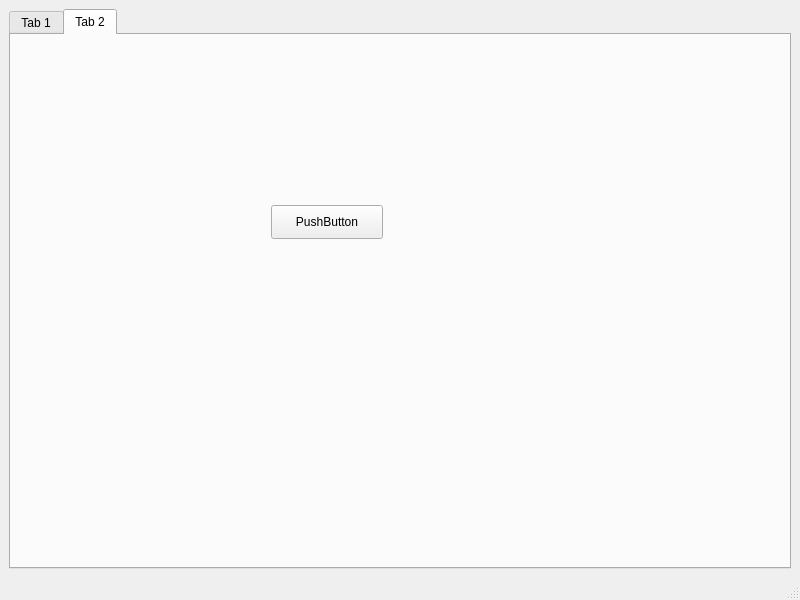
ferv3455/Daily-Planner, file mainwindow.ui: the form before one commit.
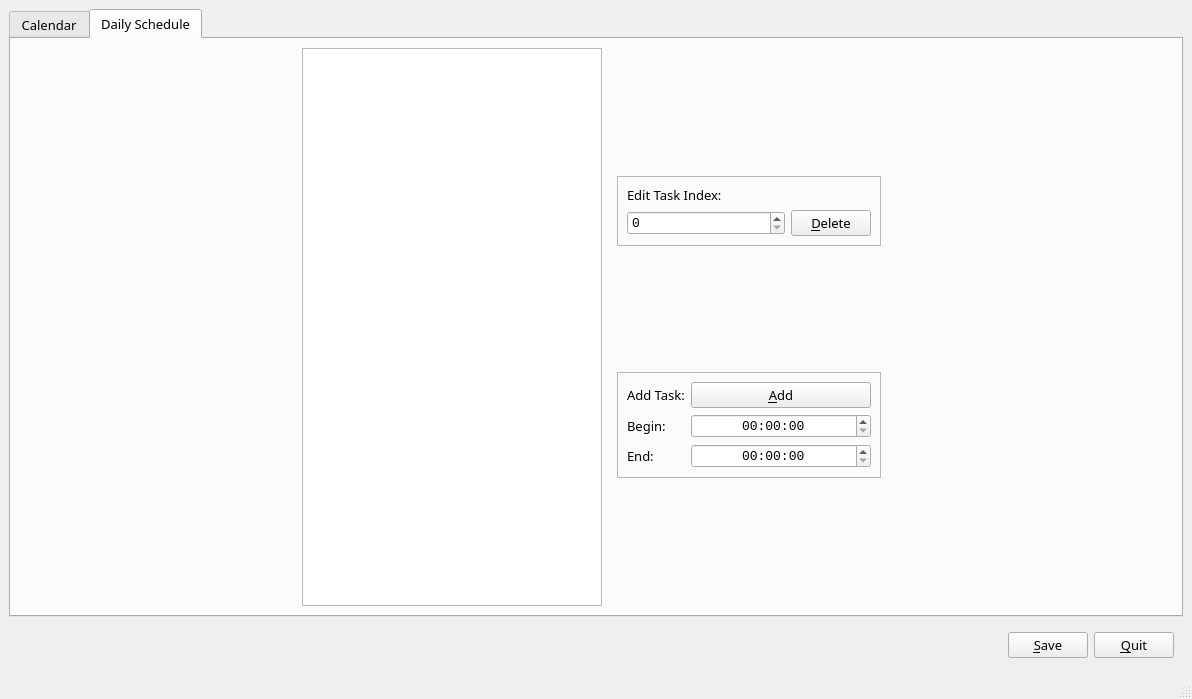
The form after the commit. The open tabs and pages were chosen to show the change. Icons and pictures are not drawn.

Commit message: Daily Schedule completed (basic)

```diff
--- a/mainwindow.ui
+++ b/mainwindow.ui
@@ -6,15 +6,24 @@
    <rect>
     <x>0</x>
     <y>0</y>
-    <width>800</width>
-    <height>600</height>
+    <width>1192</width>
+    <height>699</height>
    </rect>
   </property>
+  <property name="font">
+   <font>
+    <family>微软雅黑</family>
+    <pointsize>10</pointsize>
+    <weight>50</weight>
+    <italic>false</italic>
+    <bold>false</bold>
+   </font>
+  </property>
   <property name="windowTitle">
    <string>Daily Planner</string>
   </property>
   <widget class="QWidget" name="centralwidget">
-   <layout class="QHBoxLayout" name="horizontalLayout">
+   <layout class="QVBoxLayout" name="verticalLayout">
     <item>
      <widget class="QTabWidget" name="tabWidget">
       <property name="currentIndex">
@@ -22,7 +31,7 @@
       </property>
       <widget class="QWidget" name="tab">
        <attribute name="title">
-        <string>Tab 1</string>
+        <string>Calendar</string>
        </attribute>
        <widget class="QPushButton" name="pushButton">
         <property name="geometry">
@@ -40,24 +49,289 @@
       </widget>
       <widget class="QWidget" name="tab_2">
        <attribute name="title">
-        <string>Tab 2</string>
+        <string>Daily Schedule</string>
        </attribute>
-       <widget class="QPushButton" name="pushButton_2">
-        <property name="geometry">
-         <rect>
-          <x>260</x>
-          <y>170</y>
-          <width>112</width>
-          <height>34</height>
-         </rect>
-        </property>
-        <property name="text">
-         <string>PushButton</string>
-        </property>
-       </widget>
+       <layout class="QHBoxLayout" name="horizontalLayout_2">
+        <item>
+         <spacer name="horizontalSpacer_2">
+          <property name="orientation">
+           <enum>Qt::Horizontal</enum>
+          </property>
+          <property name="sizeHint" stdset="0">
+           <size>
+            <width>40</width>
+            <height>20</height>
+           </size>
+          </property>
+         </spacer>
+        </item>
+        <item>
+         <widget class="QListWidget" name="scheduleListWidget">
+          <property name="minimumSize">
+           <size>
+            <width>300</width>
+            <height>0</height>
+           </size>
+          </property>
+          <property name="focusPolicy">
+           <enum>Qt::NoFocus</enum>
+          </property>
+          <property name="styleSheet">
+           <string notr="true">font: 10pt &quot;Consolas&quot;;</string>
+          </property>
+         </widget>
+        </item>
+        <item>
+         <widget class="QWidget" name="widget_2" native="true">
+          <layout class="QVBoxLayout" name="verticalLayout_2">
+           <item>
+            <spacer name="verticalSpacer_2">
+             <property name="orientation">
+              <enum>Qt::Vertical</enum>
+             </property>
+             <property name="sizeHint" stdset="0">
+              <size>
+               <width>20</width>
+               <height>40</height>
+              </size>
+             </property>
+            </spacer>
+           </item>
+           <item>
+            <widget class="QFrame" name="frame">
+             <property name="frameShape">
+              <enum>QFrame::StyledPanel</enum>
+             </property>
+             <property name="frameShadow">
+              <enum>QFrame::Raised</enum>
+             </property>
+             <layout class="QGridLayout" name="gridLayout">
+              <item row="1" column="0">
+               <widget class="QSpinBox" name="indexSpinBox">
+                <property name="sizePolicy">
+                 <sizepolicy hsizetype="Expanding" vsizetype="Fixed">
+                  <horstretch>0</horstretch>
+                  <verstretch>0</verstretch>
+                 </sizepolicy>
+                </property>
+                <property name="font">
+                 <font>
+                  <family>Consolas</family>
+                  <pointsize>10</pointsize>
+                  <weight>50</weight>
+                  <italic>false</italic>
+                  <bold>false</bold>
+                 </font>
+                </property>
+               </widget>
+              </item>
+              <item row="1" column="1">
+               <widget class="QPushButton" name="deleteTaskButton">
+                <property name="text">
+                 <string>&amp;Delete</string>
+                </property>
+                <property name="icon">
+                 <iconset resource="resources.qrc">
+                  <normaloff>:/images/negative.png</normaloff>:/images/negative.png</iconset>
+                </property>
+               </widget>
+              </item>
+              <item row="0" column="0" colspan="2">
+               <widget class="QLabel" name="label_3">
+                <property name="sizePolicy">
+                 <sizepolicy hsizetype="Preferred" vsizetype="Preferred">
+                  <horstretch>0</horstretch>
+                  <verstretch>0</verstretch>
+                 </sizepolicy>
+                </property>
+                <property name="text">
+                 <string>Edit Task Index:</string>
+                </property>
+               </widget>
+              </item>
+             </layout>
+            </widget>
+           </item>
+           <item>
+            <spacer name="verticalSpacer">
+             <property name="orientation">
+              <enum>Qt::Vertical</enum>
+             </property>
+             <property name="sizeHint" stdset="0">
+              <size>
+               <width>20</width>
+               <height>40</height>
+              </size>
+             </property>
+            </spacer>
+           </item>
+           <item>
+            <widget class="QFrame" name="frame_2">
+             <property name="frameShape">
+              <enum>QFrame::StyledPanel</enum>
+             </property>
+             <property name="frameShadow">
+              <enum>QFrame::Raised</enum>
+             </property>
+             <layout class="QGridLayout" name="gridLayout_2">
+              <item row="3" column="1">
+               <widget class="QTimeEdit" name="endTimeEdit">
+                <property name="sizePolicy">
+                 <sizepolicy hsizetype="Expanding" vsizetype="Fixed">
+                  <horstretch>0</horstretch>
+                  <verstretch>0</verstretch>
+                 </sizepolicy>
+                </property>
+                <property name="font">
+                 <font>
+                  <family>Consolas</family>
+                  <pointsize>10</pointsize>
+                  <weight>50</weight>
+                  <italic>false</italic>
+                  <bold>false</bold>
+                 </font>
+                </property>
+                <property name="alignment">
+                 <set>Qt::AlignCenter</set>
+                </property>
+                <property name="displayFormat">
+                 <string>HH:mm:ss</string>
+                </property>
+               </widget>
+              </item>
+              <item row="3" column="0">
+               <widget class="QLabel" name="label_2">
+                <property name="text">
+                 <string>End:</string>
+                </property>
+               </widget>
+              </item>
+              <item row="0" column="0">
+               <widget class="QLabel" name="label_4">
+                <property name="text">
+                 <string>Add Task:</string>
+                </property>
+               </widget>
+              </item>
+              <item row="1" column="1">
+               <widget class="QTimeEdit" name="beginTimeEdit">
+                <property name="sizePolicy">
+                 <sizepolicy hsizetype="Expanding" vsizetype="Fixed">
+                  <horstretch>0</horstretch>
+                  <verstretch>0</verstretch>
+                 </sizepolicy>
+                </property>
+                <property name="font">
+                 <font>
+                  <family>Consolas</family>
+                  <pointsize>10</pointsize>
+                  <weight>50</weight>
+                  <italic>false</italic>
+                  <bold>false</bold>
+                 </font>
+                </property>
+                <property name="alignment">
+                 <set>Qt::AlignCenter</set>
+                </property>
+                <property name="displayFormat">
+                 <string>HH:mm:ss</string>
+                </property>
+                <property name="time">
+                 <time>
+                  <hour>0</hour>
+                  <minute>0</minute>
+                  <second>0</second>
+                 </time>
+                </property>
+               </widget>
+              </item>
+              <item row="1" column="0">
+               <widget class="QLabel" name="label">
+                <property name="text">
+                 <string>Begin:</string>
+                </property>
+               </widget>
+              </item>
+              <item row="0" column="1">
+               <widget class="QPushButton" name="addTaskButton">
+                <property name="text">
+                 <string>&amp;Add</string>
+                </property>
+                <property name="icon">
+                 <iconset resource="resources.qrc">
+                  <normaloff>:/images/plus.png</normaloff>:/images/plus.png</iconset>
+                </property>
+               </widget>
+              </item>
+             </layout>
+            </widget>
+           </item>
+           <item>
+            <spacer name="verticalSpacer_3">
+             <property name="orientation">
+              <enum>Qt::Vertical</enum>
+             </property>
+             <property name="sizeHint" stdset="0">
+              <size>
+               <width>20</width>
+               <height>40</height>
+              </size>
+             </property>
+            </spacer>
+           </item>
+          </layout>
+         </widget>
+        </item>
+        <item>
+         <spacer name="horizontalSpacer_3">
+          <property name="orientation">
+           <enum>Qt::Horizontal</enum>
+          </property>
+          <property name="sizeHint" stdset="0">
+           <size>
+            <width>40</width>
+            <height>20</height>
+           </size>
+          </property>
+         </spacer>
+        </item>
+       </layout>
       </widget>
      </widget>
     </item>
+    <item>
+     <widget class="QWidget" name="widget" native="true">
+      <layout class="QHBoxLayout" name="horizontalLayout">
+       <item>
+        <spacer name="horizontalSpacer">
+         <property name="orientation">
+          <enum>Qt::Horizontal</enum>
+         </property>
+         <property name="sizeHint" stdset="0">
+          <size>
+           <width>40</width>
+           <height>20</height>
+          </size>
+         </property>
+        </spacer>
+       </item>
+       <item>
+        <widget class="QPushButton" name="saveButton">
+         <property name="text">
+          <string>&amp;Save</string>
+         </property>
+        </widget>
+       </item>
+       <item>
+        <widget class="QPushButton" name="cancelButton">
+         <property name="text">
+          <string>&amp;Quit</string>
+         </property>
+        </widget>
+       </item>
+      </layout>
+     </widget>
+    </item>
    </layout>
   </widget>
   <widget class="QMenuBar" name="menubar">
```
Left out of the diff: 37 changed lines with no effect on the pictures. The commit also changes 15 other files.
